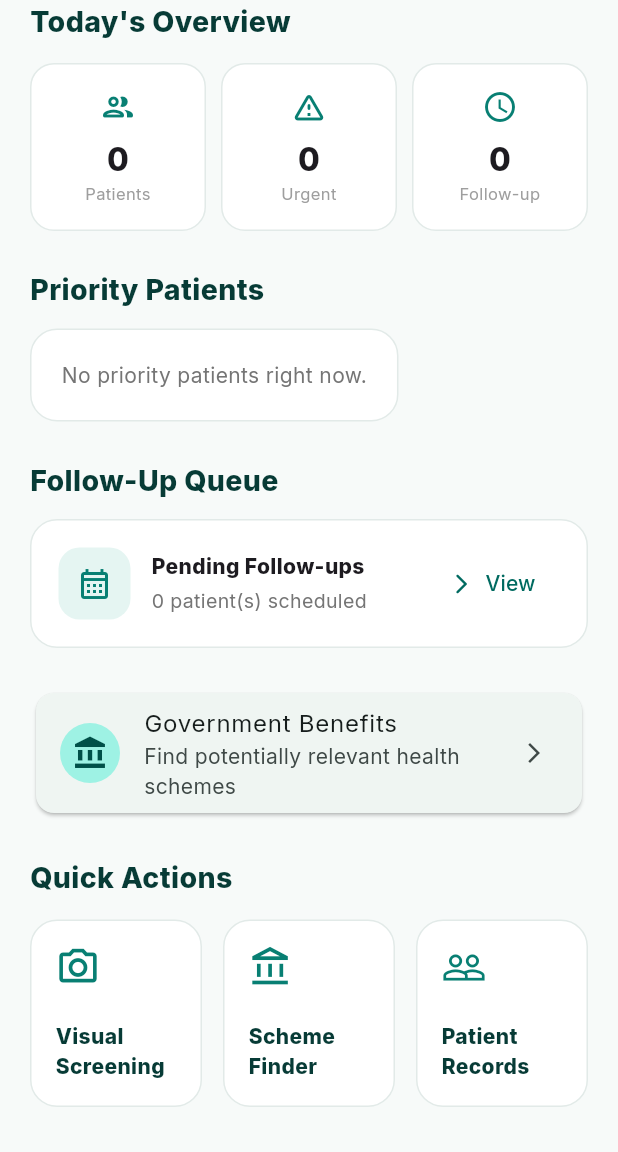
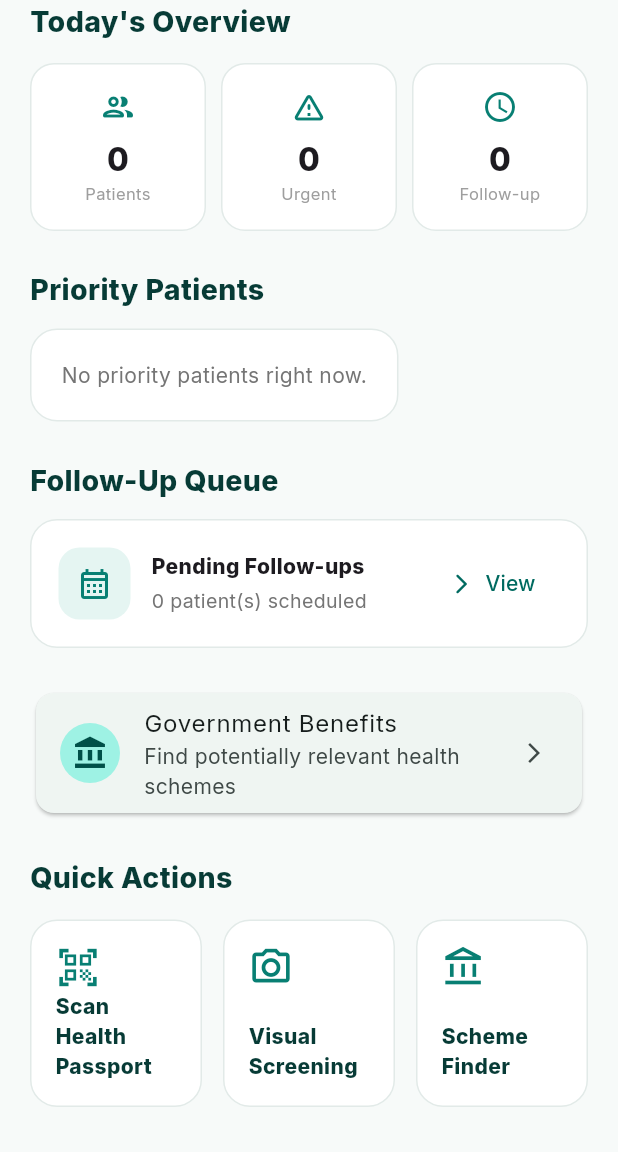
Before and after one commit to boopathiravi03/vision_health, a Flutter app: the DashboardScreen screen opened directly, scrolled down 366 dp, on a phone screen of 412 x 824 dp, the part 84-1236 px from its top. Run offline on Flutter 3.47's test engine with Material 3 defaults, Android fonts, the phone set to English and light mode, and no system bars; our stand-ins replace cloud_firestore, connectivity_plus, firebase_auth, firebase_core, firebase_database, flutter_tts and 6 more; missing offline and left inert: mobile_scanner; accounts and stored records are empty.

Commit message:
Add QR scanner to dashboard for Health Passport retrieval

```diff
--- a/lib/screens/dashboard/dashboard_screen.dart
+++ b/lib/screens/dashboard/dashboard_screen.dart
@@ -1,9 +1,9 @@
 import 'package:flutter/material.dart';
 import 'package:google_fonts/google_fonts.dart';
 
+import '../qr/qr_scanner_screen.dart';
 import '../voice/voice_to_form_screen.dart';
 import '../schemes/scheme_finder_screen.dart';
-import '../patients/patient_list_screen.dart';
 import '../vision/vision_screen.dart';
 import '../followup/followup_screen.dart';
 import '../../models/patient.dart';
@@ -325,6 +325,23 @@ class _DashboardScreenState extends State<DashboardScreen> {
                   Expanded(
                     child: _actionCard(
                       context,
+                      icon: Icons.qr_code_scanner_outlined,
+                      title: 'Scan Health\nPassport',
+                      onTap: () {
+                        Navigator.push(
+                          context,
+                          MaterialPageRoute(
+                            builder: (_) =>
+                                const QrScannerScreen(),
+                          ),
+                        );
+                      },
+                    ),
+                  ),
+                  const SizedBox(width: 14),
+                  Expanded(
+                    child: _actionCard(
+                      context,
                       icon: Icons.camera_alt_outlined,
                       title: 'Visual\nScreening',
                       onTap: () {
@@ -350,23 +367,6 @@ class _DashboardScreenState extends State<DashboardScreen> {
                           MaterialPageRoute(
                             builder: (_) =>
                                 const SchemeFinderScreen(),
-                          ),
-                        );
-                      },
-                    ),
-                  ),
-                  const SizedBox(width: 14),
-                  Expanded(
-                    child: _actionCard(
-                      context,
-                      icon: Icons.people_outline,
-                      title: 'Patient\nRecords',
-                      onTap: () {
-                        Navigator.push(
-                          context,
-                          MaterialPageRoute(
-                            builder: (_) =>
-                                PatientListScreen(),
                           ),
                         );
                       },
```
Also changed, not shown: lib/screens/qr/qr_scanner_screen.dart (added, +48 -0 lines).
